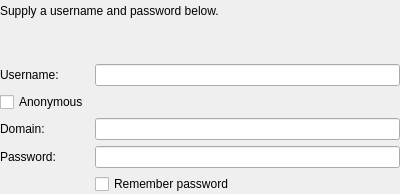
This is kdeui/dialogs/kpassworddialog.ui in KDE/kdelibs as Qt 5 draws it before an edit. The edited form follows.
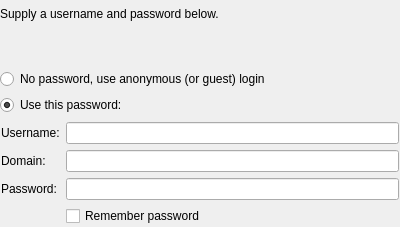
This is the edited form. Custom widgets are drawn as their Qt base class.

Commit message: kdeui: Streamline KPasswordDialog.

What changed in the file:
```diff
--- a/kdeui/dialogs/kpassworddialog.ui
+++ b/kdeui/dialogs/kpassworddialog.ui
@@ -7,7 +7,7 @@
     <x>0</x>
     <y>0</y>
     <width>400</width>
-    <height>194</height>
+    <height>227</height>
    </rect>
   </property>
   <layout class="QVBoxLayout">
@@ -15,10 +15,7 @@
     <number>0</number>
    </property>
    <item>
-    <layout class="QHBoxLayout">
-     <property name="margin">
-      <number>0</number>
-     </property>
+    <layout class="QHBoxLayout" name="hboxLayout">
      <item>
       <widget class="QLabel" name="prompt">
        <property name="sizePolicy">
@@ -63,61 +60,63 @@
     <widget class="KTitleWidget" name="errorMessage"/>
    </item>
    <item>
+    <widget class="QRadioButton" name="anonymousRadioButton">
+     <property name="text">
+      <string>No password, use anonymous (or guest) login</string>
+     </property>
+    </widget>
+   </item>
+   <item>
+    <widget class="QRadioButton" name="usePasswordButton">
+     <property name="text">
+      <string>Use this password:</string>
+     </property>
+     <property name="checked">
+      <bool>true</bool>
+     </property>
+    </widget>
+   </item>
+   <item>
+    <widget class="QWidget" name="credentialsGroup" native="true">
     <layout class="QFormLayout" name="formLayout">
      <property name="margin">
-      <number>0</number>
-     </property>
-     <item row="0" column="0">
+       <number>1</number>
+      </property>
+      <item row="1" column="0">
       <widget class="QLabel" name="userNameLabel">
        <property name="text">
         <string>Username:</string>
        </property>
-       <property name="buddy">
-        <cstring>userEdit</cstring>
-       </property>
-      </widget>
-     </item>
-     <item row="0" column="1">
+       </widget>
+      </item>
+      <item row="1" column="1">
       <widget class="QLineEdit" name="userEdit"/>
      </item>
-     <item row="1" column="0">
-      <widget class="QCheckBox" name="anonymousCheckBox">
-       <property name="text">
-        <string>Anonymous</string>
-       </property>
-      </widget>
-     </item>
-     <item row="2" column="0">
+      <item row="3" column="0">
       <widget class="QLabel" name="domainLabel">
        <property name="text">
         <string>Domain:</string>
        </property>
-       <property name="buddy">
-        <cstring>domainEdit</cstring>
-       </property>
-      </widget>
-     </item>
-     <item row="2" column="1">
+       </widget>
+      </item>
+      <item row="3" column="1">
       <widget class="KLineEdit" name="domainEdit"/>
      </item>
-     <item row="3" column="0">
+      <item row="4" column="0">
       <widget class="QLabel" name="passwordLabel">
        <property name="text">
         <string>Password:</string>
        </property>
-       <property name="buddy">
-        <cstring>passEdit</cstring>
-       </property>
-      </widget>
-     </item>
-     <item row="3" column="1">
+       </widget>
+      </item>
+      <item row="4" column="1">
       <widget class="KLineEdit" name="passEdit">
        <property name="passwordMode">
         <bool>true</bool>
        </property>
       </widget>
      </item>
-     <item row="4" column="1">
+      <item row="5" column="1">
       <widget class="QCheckBox" name="keepCheckBox">
        <property name="text">
         <string>Remember password</string>
@@ -125,20 +124,21 @@
       </widget>
      </item>
     </layout>
+    </widget>
    </item>
   </layout>
  </widget>
  <customwidgets>
-  <customwidget>
-   <class>KTitleWidget</class>
-   <extends>QWidget</extends>
-   <header>ktitlewidget.h</header>
-  </customwidget>
   <customwidget>
    <class>KLineEdit</class>
    <extends>QLineEdit</extends>
    <header>klineedit.h</header>
   </customwidget>
+  <customwidget>
+   <class>KTitleWidget</class>
+   <extends>QWidget</extends>
+   <header>ktitlewidget.h</header>
+  </customwidget>
  </customwidgets>
  <tabstops>
   <tabstop>userEdit</tabstop>
```
Left out of the diff: 38 changed lines with no effect on the pictures. Lines whose indentation alone changed are shown as unchanged. The commit also changes 1 other file.
